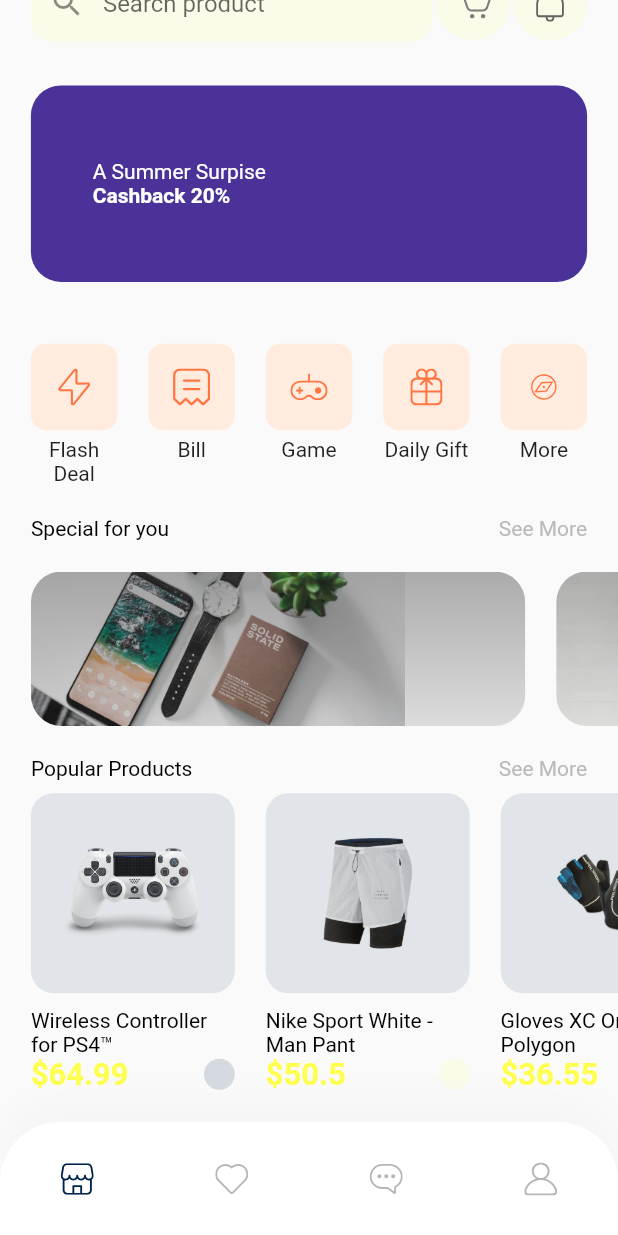
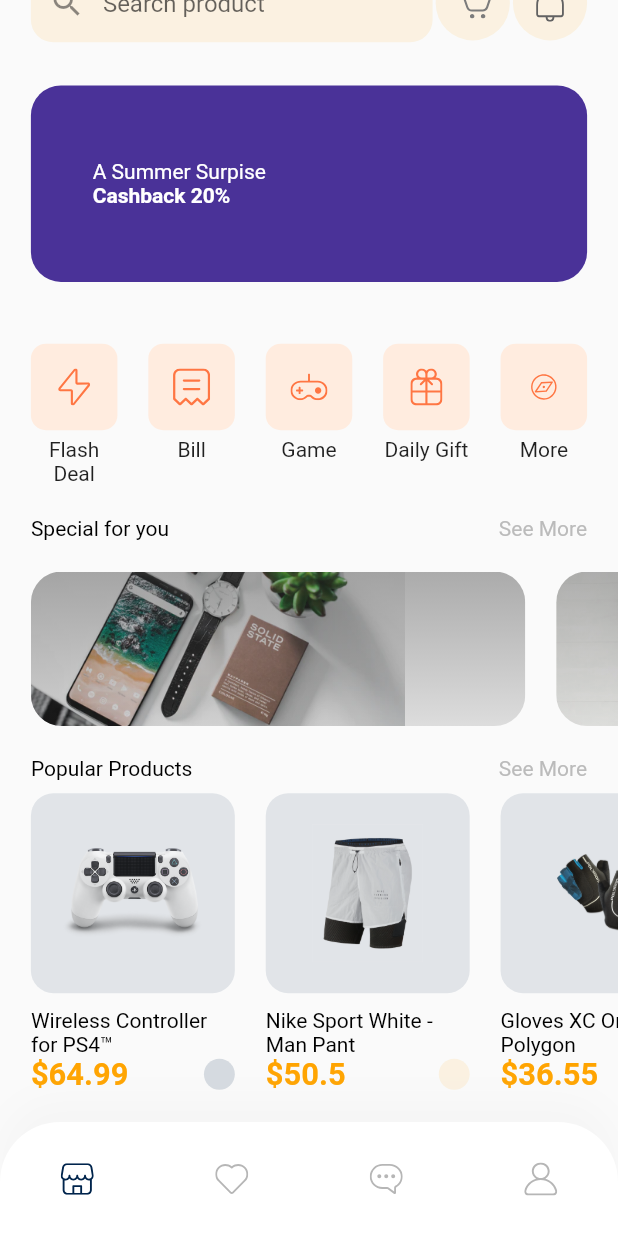
Before and after one commit to rupendra-p/flutter_ecommerce, a Flutter app: the HomeScreen screen opened by its route, scrolled down 32 dp, on a phone screen of 412 x 824 dp. Run offline on Flutter 3.47's test engine with Material 2 defaults, Android fonts, the phone set to English and light mode, and no system bars; our stand-ins replace flutter_dotenv, flutter_svg.

Commit message:
code refactored

```diff
--- a/lib/components/product_card.dart
+++ b/lib/components/product_card.dart
@@ -66,7 +66,7 @@ class ProductCard extends StatelessWidget {
                     style: TextStyle(
                       fontSize: SizeConfig.heightMultiplier * 2.5,
                       fontWeight: FontWeight.w600,
-                      color: secondayColor,
+                      color: secondaryColor,
                     ),
                   ),
                   InkWell(
@@ -81,7 +81,7 @@ class ProductCard extends StatelessWidget {
                       decoration: BoxDecoration(
                         color: product.isFavourite
                             ? primaryColor.withOpacity(0.15)
-                            : secondayColor.withOpacity(0.1),
+                            : secondaryColor.withOpacity(0.1),
                         shape: BoxShape.circle,
                       ),
                       child: SvgPicture.asset(
--- a/lib/constant/color_properties.dart
+++ b/lib/constant/color_properties.dart
@@ -2,7 +2,7 @@ import 'package:flutter/material.dart';
 
 const Color primaryColor = Color(0xff00244C);
 const Color primaryAccent = Color(0xff00244C);
-const Color secondayColor = Color(0xffffff4f);
+const Color secondaryColor = Color(0xffffa400);
 
 const Color colorWhite = Color(0xffFFFFFF);
 
--- a/lib/screens/home/components/icon_btn_with_counter.dart
+++ b/lib/screens/home/components/icon_btn_with_counter.dart
@@ -32,7 +32,7 @@ class IconBtnWithCounter extends StatelessWidget {
             height: SizeConfig.heightMultiplier * 6,
             width: SizeConfig.heightMultiplier * 6,
             decoration: BoxDecoration(
-              color: secondayColor.withOpacity(0.1),
+              color: secondaryColor.withOpacity(0.1),
               shape: BoxShape.circle,
             ),
             child: SvgPicture.asset(svgSrc),
--- a/lib/screens/home/components/search_field.dart
+++ b/lib/screens/home/components/search_field.dart
@@ -14,7 +14,7 @@ class SearchField extends StatelessWidget {
     return Container(
       width: SizeConfig.widthMultiplier * 65,
       decoration: BoxDecoration(
-        color: secondayColor.withOpacity(0.1),
+        color: secondaryColor.withOpacity(0.1),
         borderRadius: BorderRadius.circular(15),
       ),
       child: TextField(
--- a/lib/theme/theme_data.dart
+++ b/lib/theme/theme_data.dart
@@ -5,10 +5,10 @@ import 'package:flutter/material.dart';
 ThemeData lightTheme(BuildContext context) {
   return ThemeData(
     primaryColor: primaryColor,
-    appBarTheme: const AppBarTheme(),
+    appBarTheme: const AppBarTheme(color: primaryColor),
     elevatedButtonTheme: ElevatedButtonThemeData(
       style: ElevatedButton.styleFrom(
-        primary: secondayColor,
+        primary: secondaryColor,
         //fixedSize: Size.fromHeight(SizeConfig.heightMultiplier*5),
       ),
     ),
```
Also changed, not shown: 3 other files.
